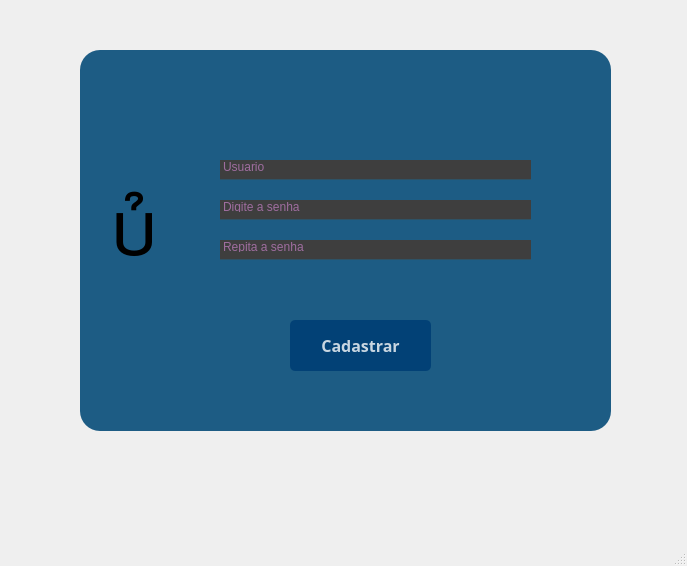
Old version of the form tela_cadastro.ui in the repository WesleyKennedyCattaneo/stonks_bank.
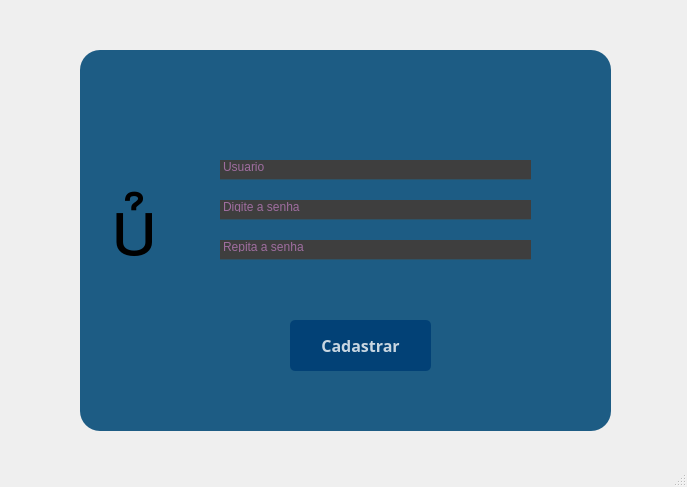
New version of the form.

Patch:
```diff
--- a/tela_cadastro.ui
+++ b/tela_cadastro.ui
@@ -7,7 +7,7 @@
     <x>0</x>
     <y>0</y>
     <width>687</width>
-    <height>566</height>
+    <height>487</height>
    </rect>
   </property>
   <property name="windowTitle">
```
